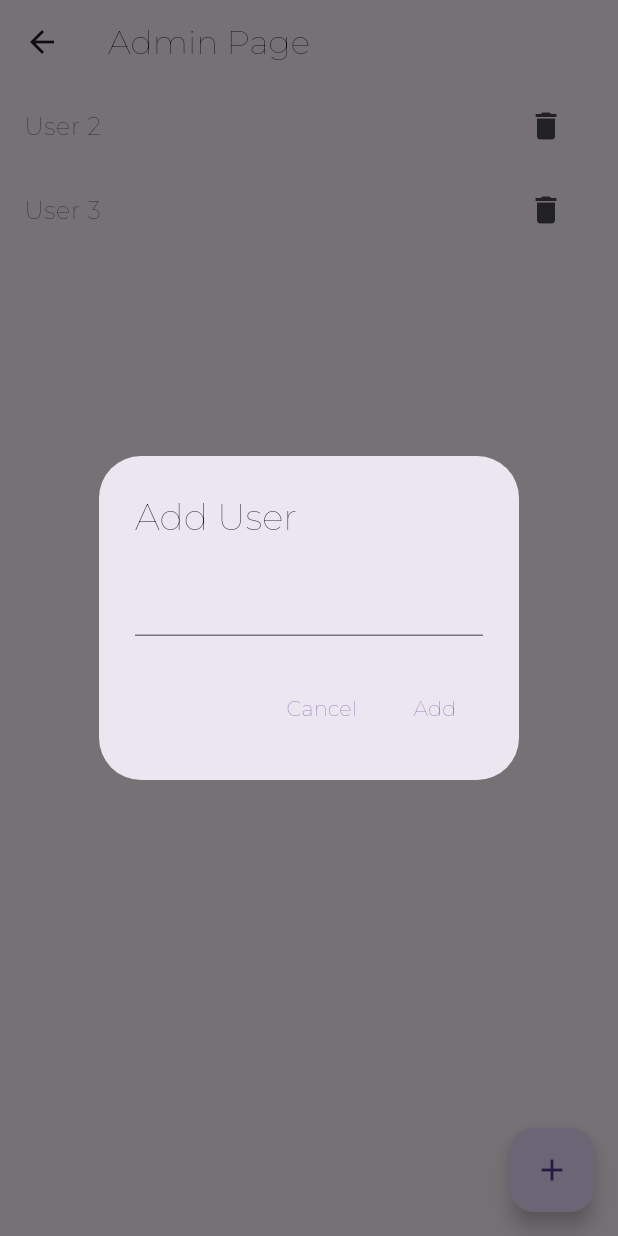
After one commit to lfindlay24/data-sculpter, a Flutter app: the AdminPage screen opened directly, after a tap on the "delete" icon, after a tap on the "add" icon, on a phone screen of 412 x 824 dp. The commit adds this screen. Run offline on Flutter 3.47's test engine with Material 3 defaults, Android fonts, the light colour scheme and no system bars; our stand-ins replace file_picker, flutter_login, flutter_svg, syncfusion_flutter_charts; project files that could hold a hidden picture were left out.

Commit message:
Added base page file for admin page

```diff
--- /dev/null
+++ b/flutter_ui/lib/pages/adminPage.dart
@@ -0,0 +1,82 @@
+import 'package:flutter/material.dart';
+
+class AdminPage extends StatefulWidget {
+  @override
+  _AdminPageState createState() => _AdminPageState();
+}
+
+class _AdminPageState extends State<AdminPage> {
+  List<String> users = [
+    'User 1',
+    'User 2',
+    'User 3',
+  ];
+
+  void addUser(String user) {
+    setState(() {
+      users.add(user);
+    });
+  }
+
+  void removeUser(String user) {
+    setState(() {
+      users.remove(user);
+    });
+  }
+
+  @override
+  Widget build(BuildContext context) {
+    return Scaffold(
+      appBar: AppBar(
+        title: Text('Admin Page'),
+      ),
+      body: ListView.builder(
+        itemCount: users.length,
+        itemBuilder: (context, index) {
+          final user = users[index];
+          return ListTile(
+            title: Text(user),
+            trailing: IconButton(
+              icon: Icon(Icons.delete),
+              onPressed: () => removeUser(user),
+            ),
+          );
+        },
+      ),
+      floatingActionButton: FloatingActionButton(
+        child: Icon(Icons.add),
+        onPressed: () {
+          showDialog(
+            context: context,
+            builder: (context) {
+              String newUser = '';
+              return AlertDialog(
+                title: Text('Add User'),
+                content: TextField(
+                  onChanged: (value) {
+                    newUser = value;
+                  },
+                ),
+                actions: [
+                  TextButton(
+                    child: Text('Cancel'),
+                    onPressed: () {
+                      Navigator.of(context).pop();
+                    },
+                  ),
+                  TextButton(
+                    child: Text('Add'),
+                    onPressed: () {
+                      addUser(newUser);
+                      Navigator.of(context).pop();
+                    },
+                  ),
+                ],
+              );
+            },
+          );
+        },
+      ),
+    );
+  }
+}
--- a/flutter_ui/lib/pages/home.dart
+++ b/flutter_ui/lib/pages/home.dart
@@ -4,6 +4,7 @@ import 'package:flutter_ui/pages/dataInsertionPage.dart';
 import 'package:flutter_ui/pages/graphsPage.dart';
 import 'package:flutter_ui/pages/login.dart';
 import 'package:flutter_ui/main.dart';
+import 'package:flutter_ui/pages/adminPage.dart';
 
 class HomePage extends StatelessWidget {
   const HomePage({super.key});
@@ -49,15 +50,10 @@ class HomePage extends StatelessWidget {
           },
         ),
         ListTile(
-          title: const Text('About'),
+          title: const Text('Groups'),
           onTap: () {
-            // Add your logic here
-          },
-        ),
-        ListTile(
-          title: const Text('Contact'),
-          onTap: () {
-            // Add your logic here
+            Navigator.push(
+                context, MaterialPageRoute(builder: (context) => AdminPage()));
           },
         ),
         ListTile(
```
